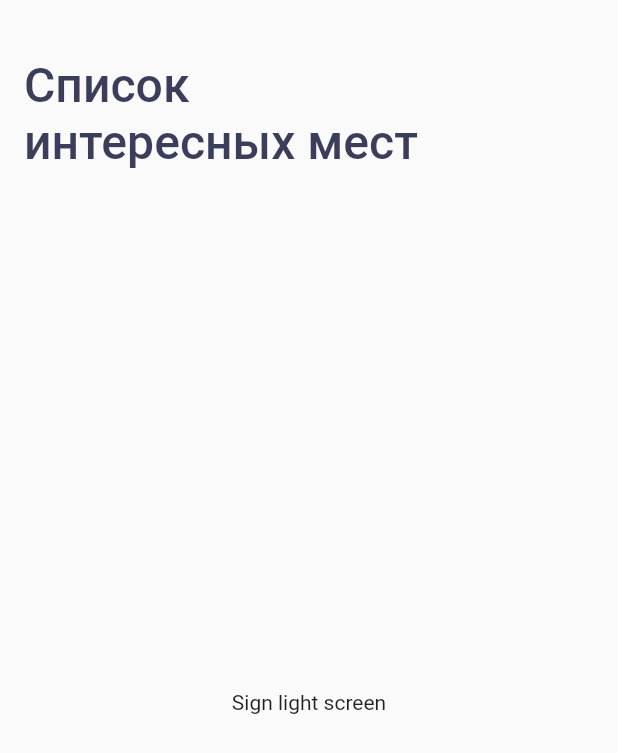
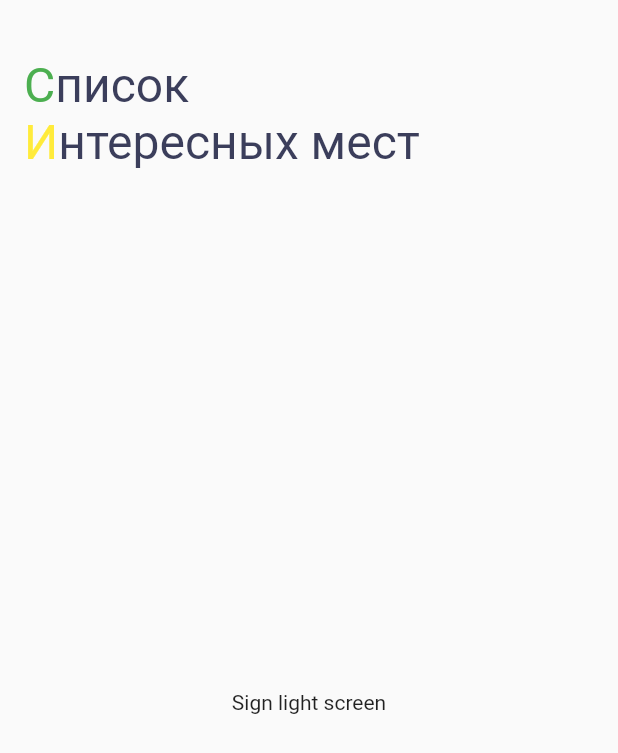
Before and after one commit to pogorelets/places, a Flutter app: the screen it shows after launch, on a phone screen of 412 x 824 dp. Shown: the top 753 px of the screen. Run offline on Flutter 3.47's test engine with Material 2 defaults, Android fonts, the phone set to English and light mode, and no system bars.

Commit message:
task 4.2.2 RichText

```diff
--- a/lib/ui/screen/sign_screen.dart
+++ b/lib/ui/screen/sign_screen.dart
@@ -9,20 +9,30 @@ class _SignLightScreenState extends State<SignLightScreen> {
   @override
   Widget build(BuildContext context) {
     return Scaffold(
-
         appBar: AppBar(
           toolbarHeight: 112,
           backgroundColor: Colors.transparent,
           elevation: 0.0,
           title: Padding(
             padding: EdgeInsets.only(top: 40.0),
-            child: Text(
-              "Список\nинтересных мест",
-              textAlign: TextAlign.left,
-              style: TextStyle(color: const Color(0xFF3B3E5B),
-              fontSize: 32,
-
-              ),
+            child: RichText(
+              text: TextSpan(
+                  text: "C",
+                  style: TextStyle(color: Colors.green, fontSize: 32),
+                  children: [
+                    TextSpan(
+                      text: "писок\n",
+                      style: TextStyle(
+                          color: const Color(0xFF3B3E5B), fontSize: 32),
+                    ),
+                    TextSpan(
+                        text: "И",
+                        style: TextStyle(color: Colors.yellow, fontSize: 32)),
+                    TextSpan(
+                        text: "нтересных мест",
+                        style: TextStyle(
+                            color: const Color(0xFF3B3E5B), fontSize: 32))
+                  ]),
             ),
           ),
         ),
```
